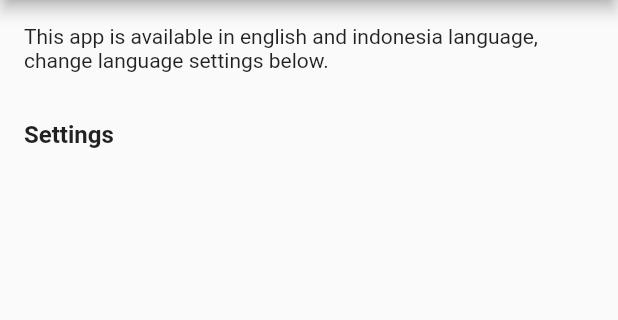
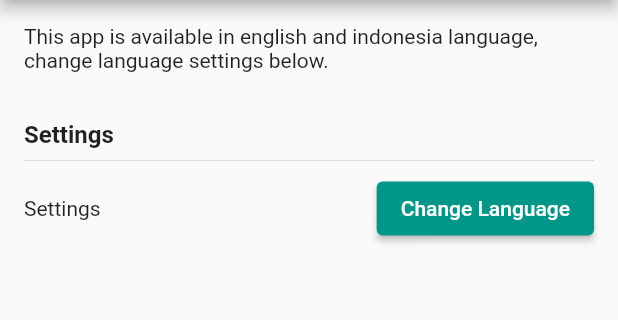
Before and after one commit to yoesuv/Flutter-App-Language, a Flutter app: the screen it shows after launch, on a phone screen of 412 x 824 dp, the part 84-404 px from its top. Run offline on Flutter 3.47's test engine with Material 2 defaults, Android fonts, the phone set to English and light mode, and no system bars; generated files the repository leaves out were written again.

Commit message:
:pencil: add button change language

```diff
--- a/lib/l10n/app_en.arb
+++ b/lib/l10n/app_en.arb
@@ -3,5 +3,6 @@
   "app_language_info" : "This app is available in english and indonesia language, change language settings below.",
   "settings": "Settings",
   "english" : "English",
-  "indonesia" : "Indonesia"
+  "indonesia" : "Indonesia",
+  "change_language": "Change Language"
 }
--- a/lib/l10n/app_id.arb
+++ b/lib/l10n/app_id.arb
@@ -3,5 +3,6 @@
   "app_language_info" : "Aplikasi ini tersedia dalam bahasa indonesia dan inggris, ganti bahasa dengan pengaturan dibawah.",
   "settings": "Pengaturan",
   "english" : "Inggris",
-  "indonesia" : "Indonesia"
+  "indonesia" : "Indonesia",
+  "change_language": "Ganti Bahasa"
 }
--- a/lib/src/screens/home_screen.dart
+++ b/lib/src/screens/home_screen.dart
@@ -31,6 +31,21 @@ class HomeScreen extends StatelessWidget {
                   fontSize: 16,
                 ),
               ),
+              const Divider(),
+              Row(
+                mainAxisSize: MainAxisSize.max,
+                mainAxisAlignment: MainAxisAlignment.spaceBetween,
+                children: [
+                  Text(
+                    AppLocalizations.of(context)?.settings ?? '',
+                  ),
+                  ElevatedButton(
+                    onPressed: () {},
+                    child: Text(
+                        AppLocalizations.of(context)?.change_language ?? ''),
+                  ),
+                ],
+              ),
             ],
           ),
         ),
```
